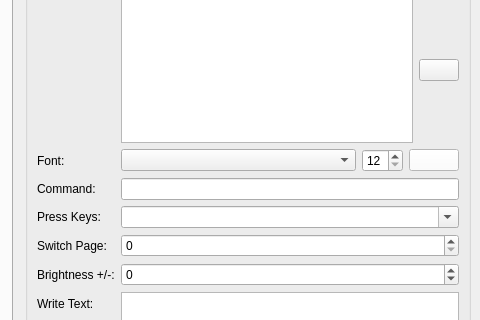
timothycrosley/streamdeck-ui, file streamdeck_ui/main.ui: the form before one commit; both pictures show x 460 to 940 and y 204 to 524 of the 940 by 766 pixel window.
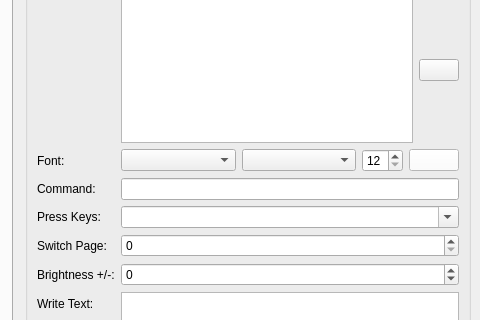
The form after the commit. Icons and pictures are not drawn.

Commit message: feat: Add support for system fonts

```diff
--- a/streamdeck_ui/main.ui
+++ b/streamdeck_ui/main.ui
@@ -512,6 +512,9 @@
                <item>
                 <widget class="QComboBox" name="text_font"/>
                </item>
+               <item>
+                <widget class="QComboBox" name="text_font_style"/>
+               </item>
                <item>
                 <widget class="QSpinBox" name="text_font_size">
                  <property name="sizePolicy">
```
The commit also changes 7 other files.
